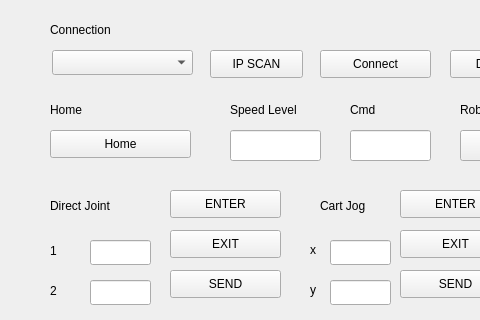
Qt form 0610/mainwindow.ui (dinoness/parallel_Qt_program) before a commit; both pictures show x 0 to 480 and y 0 to 320 of the 1027 by 494 pixel window.
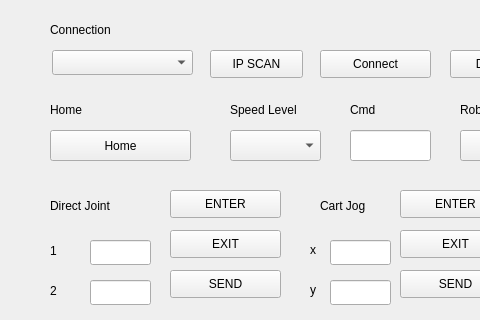
The same form after that commit.

Commit message: speed_level

What changed in the file:
```diff
--- a/0610/mainwindow.ui
+++ b/0610/mainwindow.ui
@@ -232,7 +232,7 @@
       <x>50</x>
       <y>130</y>
       <width>141</width>
-      <height>28</height>
+      <height>31</height>
      </rect>
     </property>
     <property name="text">
@@ -291,16 +291,6 @@
      <string>ENTER</string>
     </property>
    </widget>
-   <widget class="QLineEdit" name="ledit_speed_level">
-    <property name="geometry">
-     <rect>
-      <x>230</x>
-      <y>130</y>
-      <width>91</width>
-      <height>31</height>
-     </rect>
-    </property>
-   </widget>
    <widget class="QLabel" name="label_7">
     <property name="geometry">
      <rect>
@@ -801,6 +791,16 @@
      <string>EXIT</string>
     </property>
    </widget>
+   <widget class="QComboBox" name="cbox_speed_level">
+    <property name="geometry">
+     <rect>
+      <x>230</x>
+      <y>130</y>
+      <width>91</width>
+      <height>31</height>
+     </rect>
+    </property>
+   </widget>
   </widget>
   <widget class="QMenuBar" name="menubar">
    <property name="geometry">
```
The commit also changes 5 other files.
